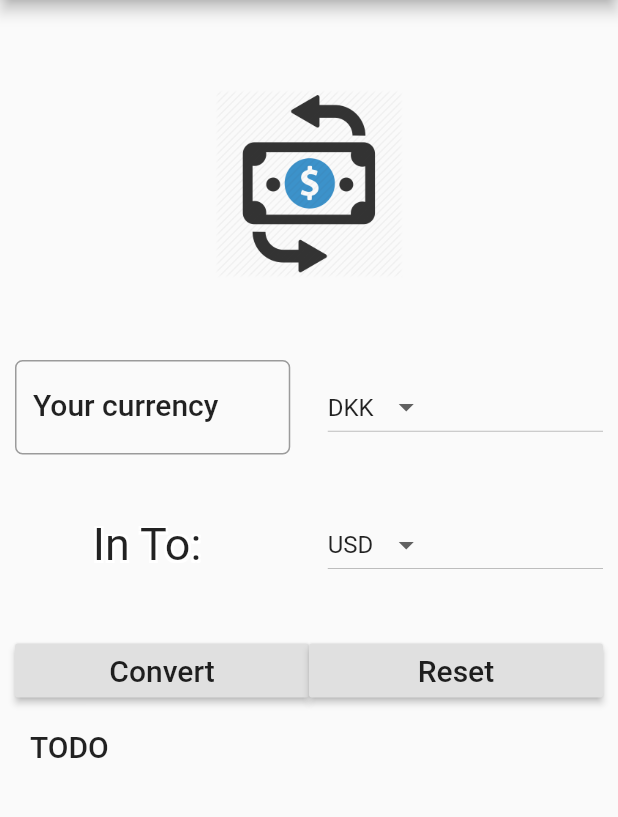
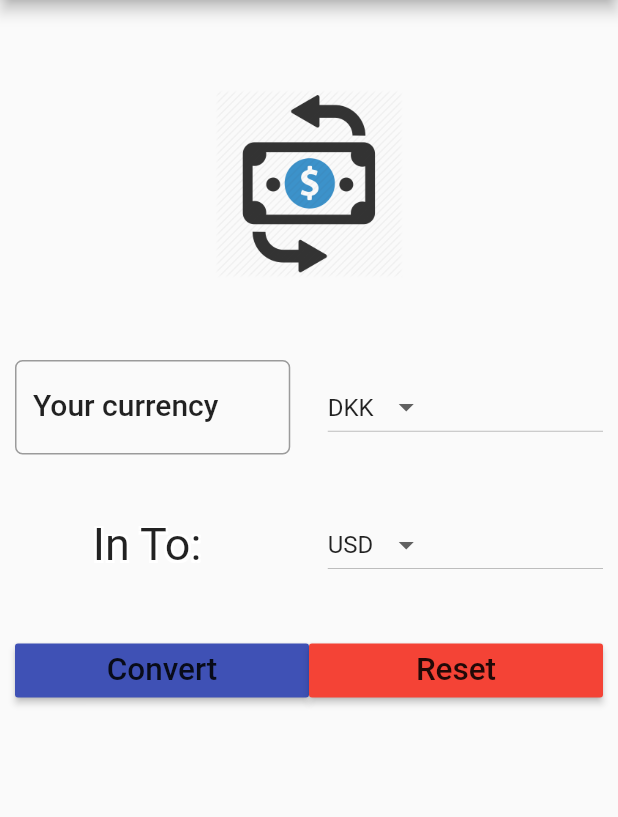
Before and after one commit to Wajiddat18c/currency_converter_app, a Flutter app: the screen it shows after launch, after a tap on "Convert", on a phone screen of 412 x 824 dp, the part 84-901 px from its top. Run offline on Flutter 3.47's test engine with Material 2 defaults, Android fonts, the phone set to English and light mode, and no system bars.

```diff
--- a/lib/main.dart
+++ b/lib/main.dart
@@ -18,6 +18,10 @@ class SIForm extends StatefulWidget {
 class _SIFormState extends State<SIForm> {
   var _currency = ['DKK', 'USD', 'EURO'];
   final _minimumPadding = 5.0;
+  var _currentItemSelected = "DKK";
+  var _currentConvertValueSelected = "USD";
+  TextEditingController currencyController = TextEditingController();
+  var displayText = "";
 
   @override
   Widget build(BuildContext context) {
@@ -41,6 +45,7 @@ class _SIFormState extends State<SIForm> {
                       child: TextField(
                     keyboardType: TextInputType.number,
                     style: textStyle,
+                    controller: currencyController,
                     decoration: InputDecoration(
                         labelText: "Your currency",
                         hintText: "Insert Number",
@@ -59,8 +64,10 @@ class _SIFormState extends State<SIForm> {
                         child: Text(value),
                       );
                     }).toList(),
-                    value: "DKK",
-                    onChanged: (String newValueSelected) {},
+                    value: _currentItemSelected,
+                    onChanged: (String newValueSelected) {
+                      _onDropDownItemSelected(newValueSelected);
+                    },
                   ))
                 ],
               ),
@@ -119,8 +126,10 @@ class _SIFormState extends State<SIForm> {
                           child: Text(value),
                         );
                       }).toList(),
-                      value: "USD",
-                      onChanged: (String newValueSelected) {},
+                      value: _currentConvertValueSelected,
+                      onChanged: (String newValueSelected) {
+                        _onDropDownCurrencySelected(newValueSelected);
+                      },
                     ),
                   )
                 ],
@@ -133,13 +142,25 @@ class _SIFormState extends State<SIForm> {
                 children: <Widget>[
                   Expanded(
                     child: RaisedButton(
-                      child: Text("Convert", style: textStyle,),
-                      onPressed: () {},
+                      color: Colors.indigo,
+                      child: Text(
+                        "Convert",
+                        textScaleFactor: 1.5,
+                      ),
+                      onPressed: () {
+                        setState(() {
+                          this.displayText = _calculateCurrency();
+                        });
+                      },
                     ),
                   ),
                   Expanded(
                     child: RaisedButton(
-                      child: Text("Reset", style: textStyle,),
+                      color: Colors.red,
+                      child: Text(
+                        "Reset",
+                        textScaleFactor: 1.5,
+                      ),
                       onPressed: () {},
                     ),
                   ),
@@ -148,7 +169,12 @@ class _SIFormState extends State<SIForm> {
             ),
             Padding(
               padding: EdgeInsets.all(_minimumPadding * 2),
-              child: Text('TODO', style: textStyle,),
+              child: Center(
+                child: Text(
+                  this.displayText,
+                  style: textStyle,
+                ),
+              ),
             )
           ],
         ),
@@ -169,4 +195,56 @@ class _SIFormState extends State<SIForm> {
       margin: EdgeInsets.all(_minimumPadding * 10),
     );
   }
+
+  void _onDropDownItemSelected(String newValueSelected) {
+    setState(() {
+      this._currentItemSelected = newValueSelected;
+    });
+  }
+
+  void _onDropDownCurrencySelected(String newValueSelected) {
+    setState(() {
+      this._currentConvertValueSelected = newValueSelected;
+    });
+  }
+
+  String _calculateCurrency() {
+    double convert = double.parse(currencyController.text);
+    double calculate;
+    double euroToDkk = 7.466;
+    double euroToUsd = 1.125;
+    double dkkToEuro = 0.133;
+    double dkkToUsd = 0.150;
+    double usdToEuro = 0.888;
+    double usdToDkk = 6.634;
+
+    String result = "";
+    if (_currentItemSelected == "EURO" &&
+        _currentConvertValueSelected == "DKK") {
+      calculate = convert * euroToDkk;
+      result = "$calculate DKK";
+    } else if (_currentItemSelected == "EURO" &&
+        _currentConvertValueSelected == "USD") {
+      calculate = convert * euroToUsd;
+      result = "$calculate \$";
+    } else if (_currentItemSelected == "DKK" &&
+        _currentConvertValueSelected == "EURO") {
+      calculate = convert * dkkToEuro;
+      result = "$calculate €";
+    } else if (_currentItemSelected == "DKK" &&
+        _currentConvertValueSelected == "USD") {
+      calculate = convert * dkkToUsd;
+      result = "$calculate \$";
+    } else if (_currentItemSelected == "USD" &&
+        _currentConvertValueSelected == "EURO") {
+      calculate = convert * usdToEuro;
+      result = "$calculate €";
+    } else if (_currentItemSelected == "USD" &&
+        _currentConvertValueSelected == "DKK") {
+      calculate = convert * usdToDkk;
+      result = "$calculate DKK";
+    }
+
+    return result;
+  }
 }
```
